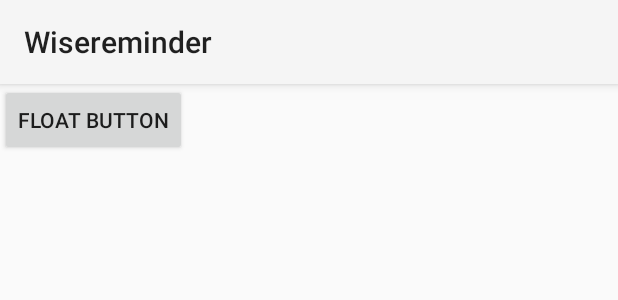
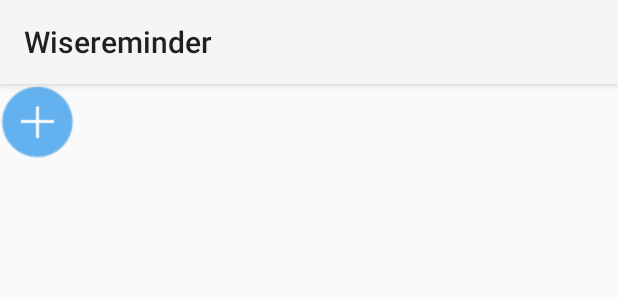
Before and after one commit to ckkwing/Android-Projects, an Android app: the layout float_additem_view.xml on its own in the app's theme, with its tools: preview values and no code run, on a phone screen of 412 x 824 dp. Shown: the top 300 px of the screen. Run offline under Robolectric (Android 15) with nearby library versions, the light colour scheme and no system bars.

Commit message:
add button style

```diff
--- a/wisereminder/src/main/AndroidManifest.xml
+++ b/wisereminder/src/main/AndroidManifest.xml
@@ -13,13 +13,15 @@
             android:label="@string/app_name" >
             <intent-filter>
                 <action android:name="android.intent.action.MAIN" />
-
                 <category android:name="android.intent.category.LAUNCHER" />
             </intent-filter>
         </activity>
         <activity
             android:name=".ReminderCreationActivity">
         </activity>
+        <activity
+            android:name=".ReminderEditActivity">
+        </activity>
     </application>
     <uses-permission android:name="android.permission.MOUNT_UNMOUNT_FILESYSTEMS" />
     <uses-permission android:name="android.permission.WRITE_EXTERNAL_STORAGE" />
--- a/wisereminder/src/main/java/com/echen/wisereminder/ConsistentString.java
+++ b/wisereminder/src/main/java/com/echen/wisereminder/ConsistentString.java
@@ -7,6 +7,7 @@ public class ConsistentString {
 
     //PARAM FOR INTENT
     public static String PARAM_CATEGORY_ID = "param_category_id";
+    public static String PARAM_REMINDER_ID = "param_reminder_id";
 //    public static String PARAM_REMINDER_ACTION = "param_reminder_action";
 
 
--- a/wisereminder/src/main/java/com/echen/wisereminder/ReminderCreationActivity.java
+++ b/wisereminder/src/main/java/com/echen/wisereminder/ReminderCreationActivity.java
@@ -14,9 +14,14 @@ import com.echen.wisereminder.Model.Reminder;
  */
 public class ReminderCreationActivity extends ReminderBaseActivity {
 
+    private long ownerID = -1;
+
     @Override
     protected void onCreate(Bundle savedInstanceState) {
         super.onCreate(savedInstanceState);
+        Intent intent = getIntent();
+        ownerID = intent.getLongExtra(ConsistentString.PARAM_CATEGORY_ID, -1);
+        btnAction.setText(R.string.common_save);
     }
 
     @Override
--- /dev/null
+++ b/wisereminder/src/main/res/drawable/button_add_selector.xml
@@ -0,0 +1,5 @@
+<?xml version="1.0" encoding="utf-8"?>
+<selector xmlns:android="http://schemas.android.com/apk/res/android">
+    <item android:state_pressed="false" android:drawable="@drawable/img_button_add_normal" />
+    <item android:state_pressed="true" android:drawable="@drawable/img_button_add_normal" />
+</selector>
--- a/wisereminder/src/main/res/layout/float_additem_view.xml
+++ b/wisereminder/src/main/res/layout/float_additem_view.xml
@@ -4,7 +4,7 @@
     android:layout_height="match_parent">
 <Button
     android:id="@+id/float_btn_add"
-    android:text="Float button"
-    android:layout_width="wrap_content"
-    android:layout_height="wrap_content" />
+    android:background="@drawable/button_add_selector"
+    android:layout_width="50dp"
+    android:layout_height="50dp" />
 </LinearLayout>
--- /dev/null
+++ b/wisereminder/src/main/res/values/colors.xml
@@ -0,0 +1,9 @@
+<?xml version="1.0" encoding="utf-8"?>
+<resources>
+    <color name="frame_main_color">#FF63B2EF</color>
+    <color name="background_white">#FFFFFFFF</color>
+
+    <!--Font-->
+    <color name="font_black">#FF000000</color>
+    <color name="font_white">#FFFFFFFF</color>
+</resources>
--- a/wisereminder/src/main/res/values/strings.xml
+++ b/wisereminder/src/main/res/values/strings.xml
@@ -3,6 +3,7 @@
 
     <!--Common-->
     <string name="common_save">Save</string>
+    <string name="common_edit">Edit</string>
 
     <string name="navigation_drawer_open">Open navigation drawer</string>
     <string name="navigation_drawer_close">Close navigation drawer</string>
--- a/wisereminder/src/main/res/values/styles.xml
+++ b/wisereminder/src/main/res/values/styles.xml
@@ -1,9 +1,18 @@
 <resources>
 
     <!-- Base application theme. -->
-
     <style name="AppTheme" parent="android:Theme.Holo.Light.DarkActionBar">
         <!-- Customize your theme here. -->
-        <item name="android:textSize">20sp</item>
+        <item name="android:textSize">16sp</item>
+        <item name="android:actionBarStyle">@style/customActionBarStyle</item>
+    </style>
+
+    <style name="customActionBarStyle" parent="android:Widget.ActionBar">
+        <item name="android:background">@color/frame_main_color</item>
+        <item name="android:titleTextStyle">@style/customTitleStyle</item>
+    </style>
+
+    <style name="customTitleStyle">
+        <item name="android:textColor">@color/font_white</item>
     </style>
 </resources>
```
Also changed, not shown: wisereminder/src/main/java/com/echen/wisereminder/Data/DataManager.java (+28 -0 lines), wisereminder/src/main/java/com/echen/wisereminder/Database/DAL/Reminder.java (+22 -2 lines), wisereminder/src/main/java/com/echen/wisereminder/MainActivity.java (+41 -6 lines), wisereminder/src/main/java/com/echen/wisereminder/NavigationDrawerFragment.java (+5 -4 lines), wisereminder/src/main/java/com/echen/wisereminder/ReminderBaseActivity.java (+3 -5 lines), wisereminder/src/main/java/com/echen/wisereminder/ReminderEditActivity.java (added, +33 -0 lines), wisereminder/src/main/res/layout/category_item_view.xml (+8 -7 lines), wisereminder/src/main/res/layout/fragment_main.xml (+11 -7 lines), wisereminder/src/main/res/layout/fragment_navigation_drawer.xml (+30 -3 lines), wisereminder/src/main/res/layout/reminder_action_view.xml (+8 -4 lines), wisereminder/src/main/res/drawable/img_button_add_normal.png (added).
